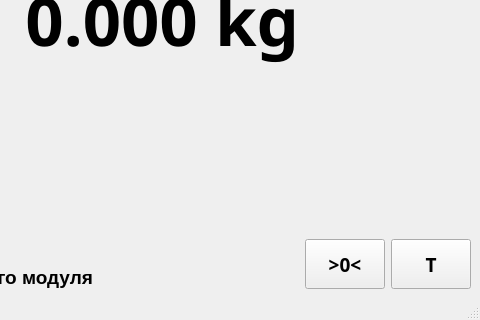
cyrillwork/MassaK, file mainwindow.ui: the form before one commit; both pictures show x 409 to 889 and y 290 to 610 of the 889 by 610 pixel window.
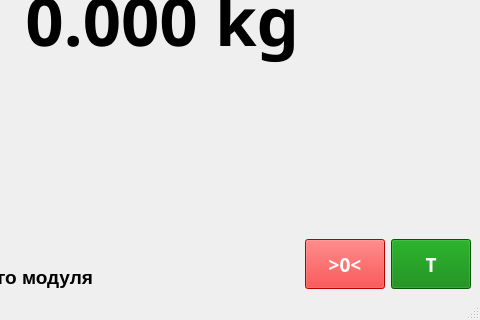
The form after the commit.

```diff
--- a/mainwindow.ui
+++ b/mainwindow.ui
@@ -403,6 +403,9 @@
               <bold>true</bold>
              </font>
             </property>
+            <property name="styleSheet">
+             <string notr="true">background-color: red; color: white</string>
+            </property>
             <property name="text">
              <string>&gt;0&lt;</string>
             </property>
@@ -423,6 +426,12 @@
               <bold>true</bold>
              </font>
             </property>
+            <property name="autoFillBackground">
+             <bool>false</bool>
+            </property>
+            <property name="styleSheet">
+             <string notr="true">background-color: green; color: white</string>
+            </property>
             <property name="text">
              <string>T</string>
             </property>
```
Left out of the diff: 36 changed lines with no effect on the pictures.
